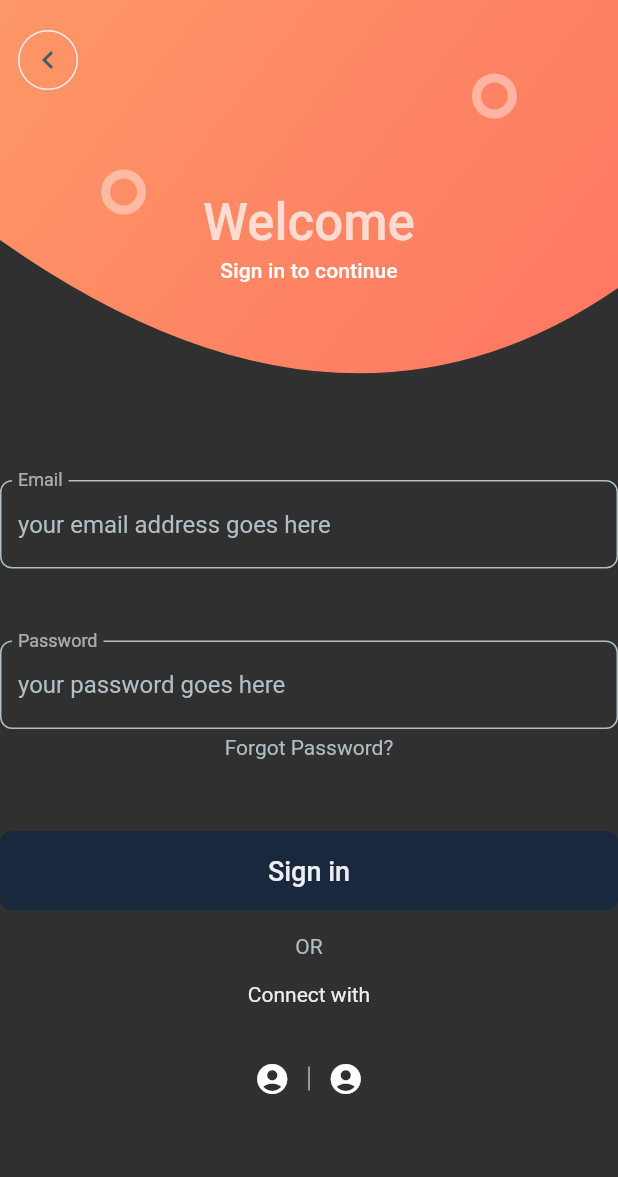
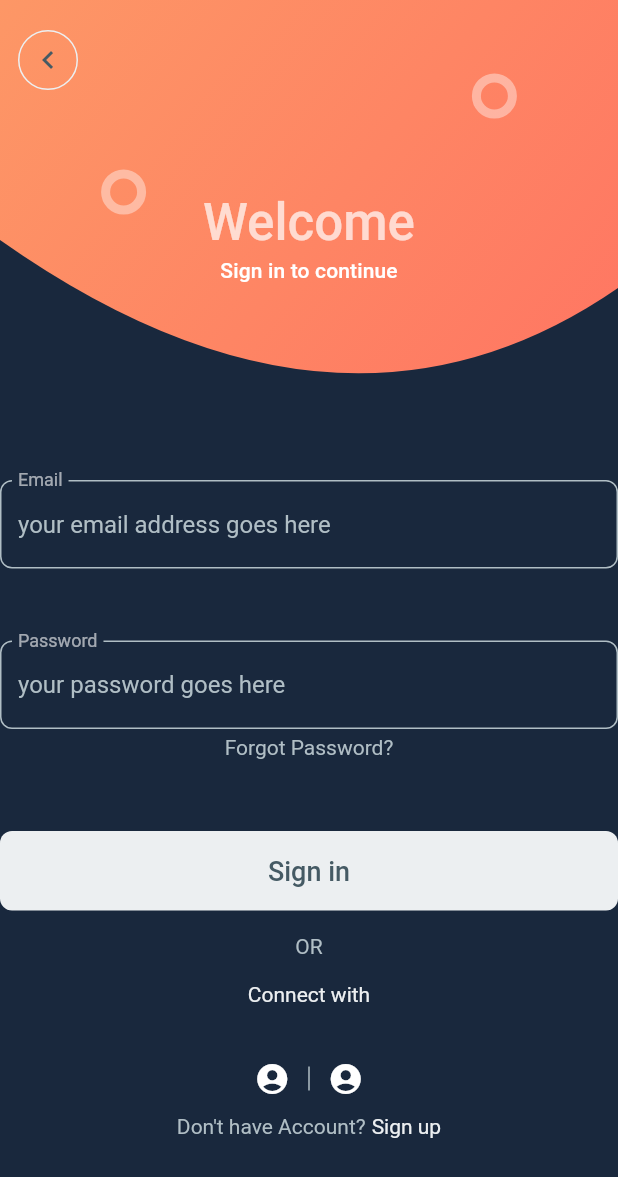
Before and after one commit to 0xb5951/flutter_study, a Flutter app: the screen it shows after launch, after a tap on "SignUp/SignIn", on a phone screen of 412 x 824 dp. Shown: the top 1177 px of the screen. Run offline on Flutter 3.47's test engine with Material 2 defaults, Android fonts, the phone set to English and light mode, and no system bars.

Commit message:
add: フッター部分を追加

```diff
--- a/app/lib/signup.dart
+++ b/app/lib/signup.dart
@@ -13,13 +13,15 @@ class SignUpSignInWelcomePage extends StatelessWidget {
   @override
   Widget build(BuildContext context) {
     return Scaffold(
+      backgroundColor: kBackgroundColor,
       body: SafeArea(
         child: SingleChildScrollView(
           child: Column(
             children: [
               // この中にヘッダー、フォーム、フッダーを書いていく
               _Header(),
-              _SignInForm(),
+              const _SignInForm(),
+              _Footer(),
             ],
           ),
         ),
@@ -292,7 +294,7 @@ class _SignInForm extends StatelessWidget {
             onPressed: () {},
             style: TextButton.styleFrom(
               primary: kButtonTextColorPrimary,
-              backgroundColor: kBackgroundColor,
+              backgroundColor: kButtonColorPrimary,
               padding: const EdgeInsets.symmetric(vertical: 16), // ボタン内の縦余白
               shape: RoundedRectangleBorder(
                 borderRadius: BorderRadius.circular(8),
@@ -303,7 +305,7 @@ class _SignInForm extends StatelessWidget {
               style: Theme.of(context)
                   .textTheme
                   .button!
-                  .copyWith(color: kButtonColorPrimary, fontSize: 18),
+                  .copyWith(color: kButtonTextColorPrimary, fontSize: 18),
             ),
           ),
         ),
@@ -348,3 +350,29 @@ class _SignInForm extends StatelessWidget {
     );
   }
 }
+
+class _Footer extends StatelessWidget {
+  @override
+  Widget build(BuildContext context) {
+    return Row(
+      mainAxisAlignment: MainAxisAlignment.center,
+      children: [
+        Text(
+          'Don\'t have Account?',
+          style: Theme.of(context)
+              .textTheme
+              .bodyText2!
+              .copyWith(color: kTextColorSecondary),
+        ),
+        SizedBox(width: 4),
+        Text(
+          'Sign up',
+          style: Theme.of(context)
+              .textTheme
+              .bodyText2!
+              .copyWith(color: kTextColorPrimary),
+        ),
+      ],
+    );
+  }
+}
```
